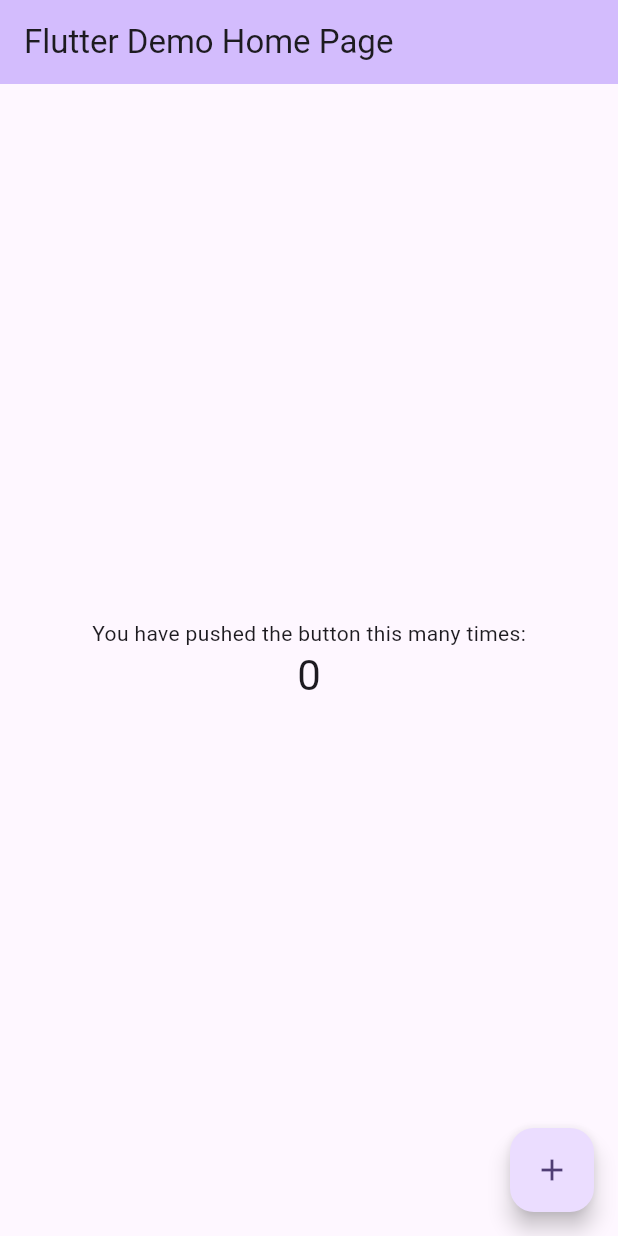
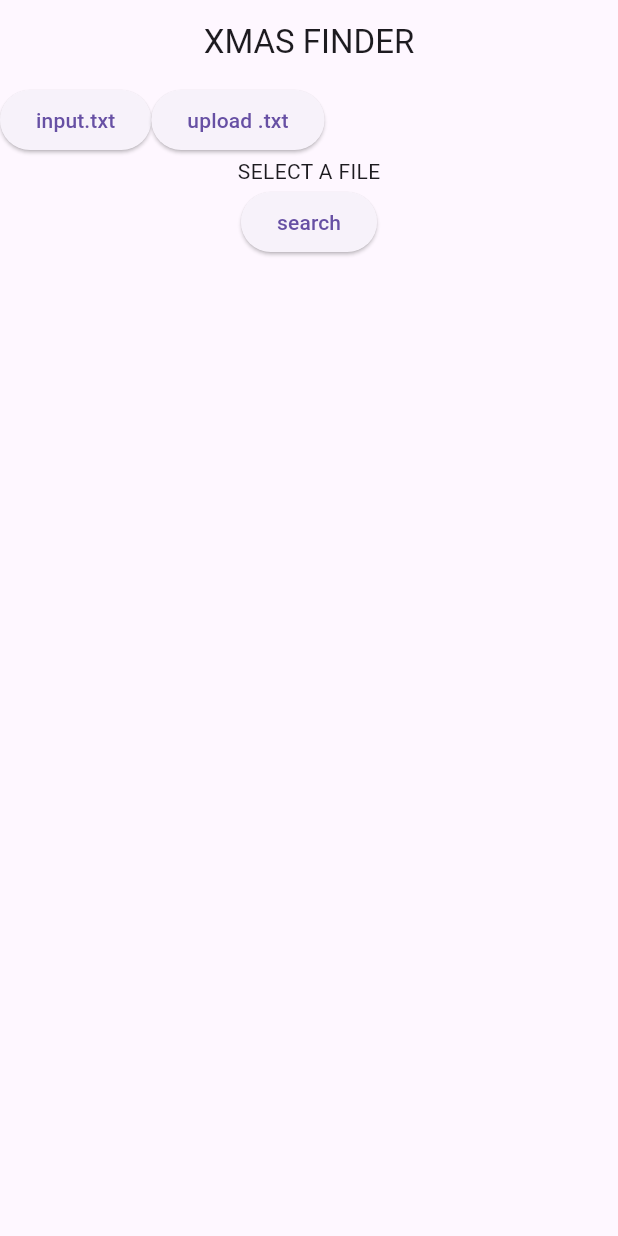
Before and after one commit to Ohlavrac/xmas_challenge, a Flutter app: the screen it shows after launch, on a phone screen of 412 x 824 dp. Run offline on Flutter 3.47's test engine with Material 3 defaults, Android fonts, the phone set to English and light mode, and no system bars; project files that could hold a hidden picture were left out.

Commit message:
feat: add main home

```diff
--- a/lib/main.dart
+++ b/lib/main.dart
@@ -1,122 +1,6 @@
 import 'package:flutter/material.dart';
+import 'package:xmas_challenge/my_app.dart';
 
 void main() {
-  runApp(const MyApp());
+  runApp(MyApp());
 }
-
-class MyApp extends StatelessWidget {
-  const MyApp({super.key});
-
-  // This widget is the root of your application.
-  @override
-  Widget build(BuildContext context) {
-    return MaterialApp(
-      title: 'Flutter Demo',
-      theme: ThemeData(
-        // This is the theme of your application.
-        //
-        // TRY THIS: Try running your application with "flutter run". You'll see
-        // the application has a purple toolbar. Then, without quitting the app,
-        // try changing the seedColor in the colorScheme below to Colors.green
-        // and then invoke "hot reload" (save your changes or press the "hot
-        // reload" button in a Flutter-supported IDE, or press "r" if you used
-        // the command line to start the app).
-        //
-        // Notice that the counter didn't reset back to zero; the application
-        // state is not lost during the reload. To reset the state, use hot
-        // restart instead.
-        //
-        // This works for code too, not just values: Most code changes can be
-        // tested with just a hot reload.
-        colorScheme: ColorScheme.fromSeed(seedColor: Colors.deepPurple),
-      ),
-      home: const MyHomePage(title: 'Flutter Demo Home Page'),
-    );
-  }
-}
-
-class MyHomePage extends StatefulWidget {
-  const MyHomePage({super.key, required this.title});
-
-  // This widget is the home page of your application. It is stateful, meaning
-  // that it has a State object (defined below) that contains fields that affect
-  // how it looks.
-
-  // This class is the configuration for the state. It holds the values (in this
-  // case the title) provided by the parent (in this case the App widget) and
-  // used by the build method of the State. Fields in a Widget subclass are
-  // always marked "final".
-
-  final String title;
-
-  @override
-  State<MyHomePage> createState() => _MyHomePageState();
-}
-
-class _MyHomePageState extends State<MyHomePage> {
-  int _counter = 0;
-
-  void _incrementCounter() {
-    setState(() {
-      // This call to setState tells the Flutter framework that something has
-      // changed in this State, which causes it to rerun the build method below
-      // so that the display can reflect the updated values. If we changed
-      // _counter without calling setState(), then the build method would not be
-      // called again, and so nothing would appear to happen.
-      _counter++;
-    });
-  }
-
-  @override
-  Widget build(BuildContext context) {
-    // This method is rerun every time setState is called, for instance as done
-    // by the _incrementCounter method above.
-    //
-    // The Flutter framework has been optimized to make rerunning build methods
-    // fast, so that you can just rebuild anything that needs updating rather
-    // than having to individually change instances of widgets.
-    return Scaffold(
-      appBar: AppBar(
-        // TRY THIS: Try changing the color here to a specific color (to
-        // Colors.amber, perhaps?) and trigger a hot reload to see the AppBar
-        // change color while the other colors stay the same.
-        backgroundColor: Theme.of(context).colorScheme.inversePrimary,
-        // Here we take the value from the MyHomePage object that was created by
-        // the App.build method, and use it to set our appbar title.
-        title: Text(widget.title),
-      ),
-      body: Center(
-        // Center is a layout widget. It takes a single child and positions it
-        // in the middle of the parent.
-        child: Column(
-          // Column is also a layout widget. It takes a list of children and
-          // arranges them vertically. By default, it sizes itself to fit its
-          // children horizontally, and tries to be as tall as its parent.
-          //
-          // Column has various properties to control how it sizes itself and
-          // how it positions its children. Here we use mainAxisAlignment to
-          // center the children vertically; the main axis here is the vertical
-          // axis because Columns are vertical (the cross axis would be
-          // horizontal).
-          //
-          // TRY THIS: Invoke "debug painting" (choose the "Toggle Debug Paint"
-          // action in the IDE, or press "p" in the console), to see the
-          // wireframe for each widget.
-          mainAxisAlignment: MainAxisAlignment.center,
-          children: <Widget>[
-            const Text('You have pushed the button this many times:'),
-            Text(
-              '$_counter',
-              style: Theme.of(context).textTheme.headlineMedium,
-            ),
-          ],
-        ),
-      ),
-      floatingActionButton: FloatingActionButton(
-        onPressed: _incrementCounter,
-        tooltip: 'Increment',
-        child: const Icon(Icons.add),
-      ), // This trailing comma makes auto-formatting nicer for build methods.
-    );
-  }
-}
--- /dev/null
+++ b/lib/my_app.dart
@@ -0,0 +1,21 @@
+import 'package:flutter/material.dart';
+import 'package:provider/provider.dart';
+import 'package:xmas_challenge/ui/pages/home_page.dart';
+import 'package:xmas_challenge/ui/providers/content_provider.dart';
+
+class MyApp extends StatelessWidget {
+  const MyApp({super.key});
+
+  @override
+  Widget build(BuildContext context) {
+    return ChangeNotifierProvider(
+      create: (context) => ContentProvider(),
+      child: MaterialApp(
+        initialRoute: "/",
+        routes: {
+          "/": (context) => HomePage()
+        },
+      ),
+    );
+  }
+}
--- /dev/null
+++ b/lib/ui/pages/home_page.dart
@@ -0,0 +1,60 @@
+import 'package:flutter/material.dart';
+import 'package:provider/provider.dart';
+import 'package:xmas_challenge/ui/providers/content_provider.dart';
+
+class HomePage extends StatefulWidget {
+  const HomePage({super.key});
+
+  @override
+  State<HomePage> createState() => _HomePageState();
+}
+
+class _HomePageState extends State<HomePage> {
+  String fileContent = "";
+  String inputFilePath = "./assets/inputs/input.txt";
+  String inputSmallFilePath = "./assets/inputs/input_small.txt";
+
+
+  @override
+  Widget build(BuildContext context) {
+    var contentProvider = context.read<ContentProvider>();
+
+    return Scaffold(
+      appBar: AppBar(
+        title: Text("XMAS FINDER"),
+        centerTitle: true,
+      ),
+      body: Column(
+        children: [
+          Row(
+            children: [
+              ElevatedButton(
+                onPressed: () async {
+                  contentProvider.readContent(inputSmallFilePath);
+                },
+                child: Text("input.txt")
+              ),
+              ElevatedButton(
+                onPressed: () {
+
+                },
+                child: Text("upload .txt")
+              )
+            ],
+          ),
+          Container(
+            child: contentProvider.hasFile() ? Text("${contentProvider.matrix ?? ""}") : Text("SELECT A FILE"),
+          ),
+          ElevatedButton(
+            onPressed: () {
+              setState(() {
+                contentProvider.hasFile() ? contentProvider.fileToMatrix(contentProvider.content) : null;
+              });
+            },
+            child: Text("search")
+          )
+        ],
+      ),
+    );
+  }
+}
```
